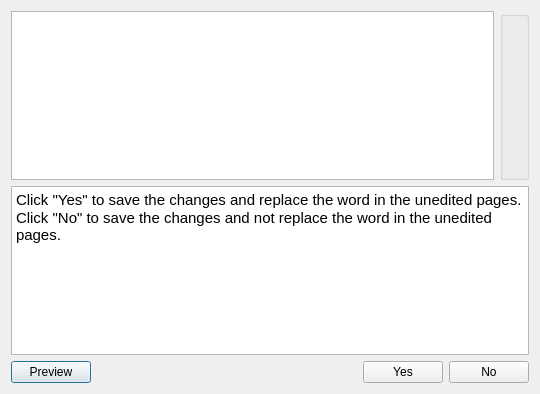
First picture: the form in FrameWorkCode/globalreplacedialog.ui, repository UDAAN-LEAP/leap-pe-tool, before the edit.
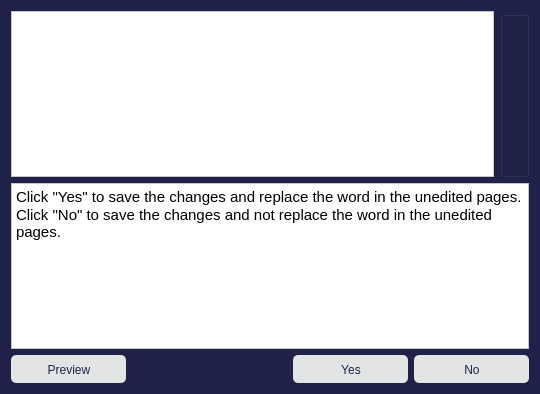
Second picture: the form after the edit.

Commit message: Applied UI design and style to all sub windows

Patch:
```diff
--- a/FrameWorkCode/globalreplacedialog.ui
+++ b/FrameWorkCode/globalreplacedialog.ui
@@ -14,16 +14,24 @@
    <string>Dialog</string>
   </property>
   <property name="styleSheet">
-   <string notr="true">font: 11pt &quot;Work Sans&quot;;</string>
+   <string notr="true">font: 11pt &quot;Work Sans&quot;; 
+background-color: rgb(32, 33, 72);</string>
   </property>
   <layout class="QVBoxLayout" name="verticalLayout">
    <item>
     <layout class="QHBoxLayout" name="horizontalLayout_2">
      <item>
-      <widget class="QListWidget" name="listWidget"/>
+      <widget class="QListWidget" name="listWidget">
+       <property name="styleSheet">
+        <string notr="true">background-color: white; color:black;</string>
+       </property>
+      </widget>
      </item>
      <item>
       <widget class="QGroupBox" name="groupBox">
+       <property name="styleSheet">
+        <string notr="true"/>
+       </property>
        <property name="title">
         <string/>
        </property>
@@ -43,7 +51,8 @@
       <bool>false</bool>
      </property>
      <property name="styleSheet">
-      <string notr="true">font: 11pt &quot;Work Sans&quot;;</string>
+      <string notr="true">font: 11pt &quot;Work Sans&quot;; 
+background-color: white;</string>
      </property>
      <property name="html">
       <string>&lt;!DOCTYPE HTML PUBLIC &quot;-//W3C//DTD HTML 4.0//EN&quot; &quot;http://www.w3.org/TR/REC-html40/strict.dtd&quot;&gt;
@@ -59,6 +68,10 @@
     <layout class="QHBoxLayout" name="horizontalLayout">
      <item>
       <widget class="QPushButton" name="pushButton">
+       <property name="styleSheet">
+        <string notr="true">QPushButton{background-color:rgb(227, 228, 228);border:0px; color: rgb(32, 33, 72); height:26.96px; width: 113.5px; padding-top:1px; border-radius:4.8px; padding-left:1.3px; selection-color: rgb(32, 33, 72); selection-background-color: rgb(136, 138, 133);
+} QPushButton:checked{background-color: rgb(136, 138, 133);} QPushButton:pressed {background-color: rgb(136, 138, 133);}</string>
+       </property>
        <property name="text">
         <string>Preview</string>
        </property>
@@ -79,6 +92,10 @@
      </item>
      <item>
       <widget class="QPushButton" name="applyButton">
+       <property name="styleSheet">
+        <string notr="true">QPushButton{background-color:rgb(227, 228, 228);border:0px; color: rgb(32, 33, 72); height:26.96px; width: 113.5px; padding-top:1px; border-radius:4.8px; padding-left:1.3px; selection-color: rgb(32, 33, 72); selection-background-color: rgb(136, 138, 133);
+} QPushButton:checked{background-color: rgb(136, 138, 133);} QPushButton:pressed {background-color: rgb(136, 138, 133);}</string>
+       </property>
        <property name="text">
         <string>Yes</string>
        </property>
@@ -86,6 +103,10 @@
      </item>
      <item>
       <widget class="QPushButton" name="cancelButton">
+       <property name="styleSheet">
+        <string notr="true">QPushButton{background-color:rgb(227, 228, 228);border:0px; color: rgb(32, 33, 72); height:26.96px; width: 113.5px; padding-top:1px; border-radius:4.8px; padding-left:1.3px; selection-color: rgb(32, 33, 72); selection-background-color: rgb(136, 138, 133);
+} QPushButton:checked{background-color: rgb(136, 138, 133);} QPushButton:pressed {background-color: rgb(136, 138, 133);}</string>
+       </property>
        <property name="text">
         <string>No</string>
        </property>
```
The commit also changes 61 other files.
